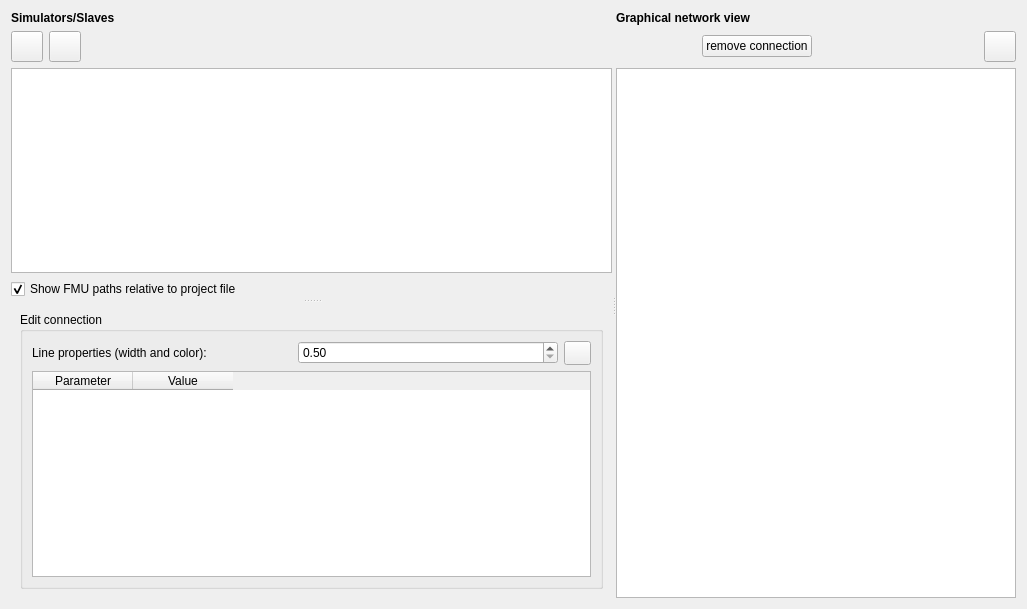
ghorwin/MasterSim, file MasterSimulatorUI/src/MSIMViewSlaves.ui: the form before one commit.
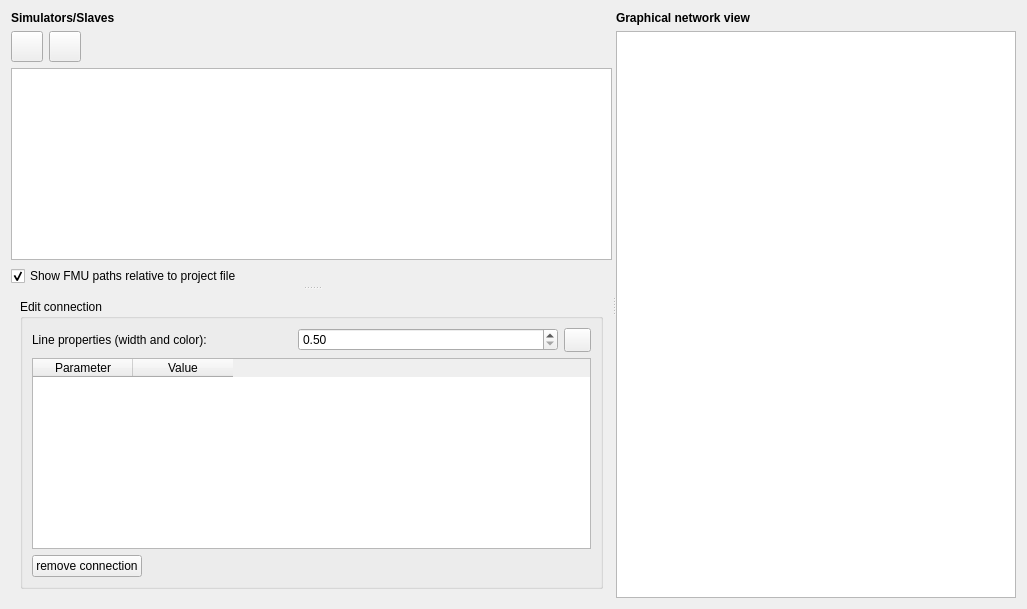
The form after the commit. Icons and pictures are not drawn. Custom widgets are drawn as their Qt base class.

Commit message: Added print option to main menu, moved "remove connector" button to connector property widget and associated "Del" as shortcut when connector was selected.

Patch:
```diff
--- a/MasterSimulatorUI/src/MSIMViewSlaves.ui
+++ b/MasterSimulatorUI/src/MSIMViewSlaves.ui
@@ -235,6 +235,26 @@
               </column>
              </widget>
             </item>
+            <item>
+             <widget class="QPushButton" name="pushButtonDeleteConnection">
+              <property name="sizePolicy">
+               <sizepolicy hsizetype="Fixed" vsizetype="Fixed">
+                <horstretch>0</horstretch>
+                <verstretch>0</verstretch>
+               </sizepolicy>
+              </property>
+              <property name="text">
+               <string>remove connection</string>
+              </property>
+              <property name="icon">
+               <iconset resource="../resources/MasterSimulator.qrc">
+                <normaloff>:/gfx/actions/24x24/minus.png</normaloff>:/gfx/actions/24x24/minus.png</iconset>
+              </property>
+              <property name="shortcut">
+               <string>Del</string>
+              </property>
+             </widget>
+            </item>
            </layout>
           </widget>
          </item>
@@ -244,20 +264,7 @@
      </widget>
      <widget class="QWidget" name="layoutWidget2">
       <layout class="QGridLayout" name="gridLayout_2">
-       <item row="1" column="2" colspan="2">
-        <spacer name="horizontalSpacer_3">
-         <property name="orientation">
-          <enum>Qt::Horizontal</enum>
-         </property>
-         <property name="sizeHint" stdset="0">
-          <size>
-           <width>146</width>
-           <height>28</height>
-          </size>
-         </property>
-        </spacer>
-       </item>
-       <item row="2" column="0" colspan="5">
+       <item row="2" column="0" colspan="3">
         <widget class="BLOCKMOD::ZoomMeshGraphicsView" name="blockModWidget">
          <property name="sizePolicy">
           <sizepolicy hsizetype="Expanding" vsizetype="Expanding">
@@ -273,7 +280,7 @@
          </property>
         </widget>
        </item>
-       <item row="0" column="0" colspan="5">
+       <item row="0" column="0" colspan="3">
         <widget class="QLabel" name="label_3">
          <property name="font">
           <font>
@@ -285,37 +292,6 @@
          </property>
         </widget>
        </item>
-       <item row="1" column="4">
-        <widget class="QToolButton" name="toolButtonPrint">
-         <property name="icon">
-          <iconset resource="../resources/MasterSimulator.qrc">
-           <normaloff>:/gfx/actions/24x24/print.png</normaloff>:/gfx/actions/24x24/print.png</iconset>
-         </property>
-         <property name="iconSize">
-          <size>
-           <width>24</width>
-           <height>24</height>
-          </size>
-         </property>
-        </widget>
-       </item>
-       <item row="1" column="1">
-        <widget class="QPushButton" name="pushButtonDeleteConnection">
-         <property name="sizePolicy">
-          <sizepolicy hsizetype="Fixed" vsizetype="Fixed">
-           <horstretch>0</horstretch>
-           <verstretch>0</verstretch>
-          </sizepolicy>
-         </property>
-         <property name="text">
-          <string>remove connection</string>
-         </property>
-         <property name="icon">
-          <iconset resource="../resources/MasterSimulator.qrc">
-           <normaloff>:/gfx/actions/24x24/minus.png</normaloff>:/gfx/actions/24x24/minus.png</iconset>
-         </property>
-        </widget>
-       </item>
       </layout>
      </widget>
     </widget>
```
The commit also changes 6 other files.
